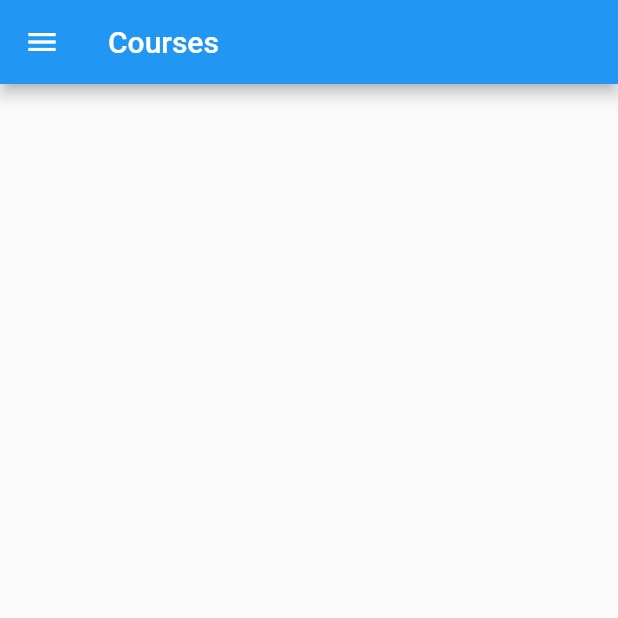
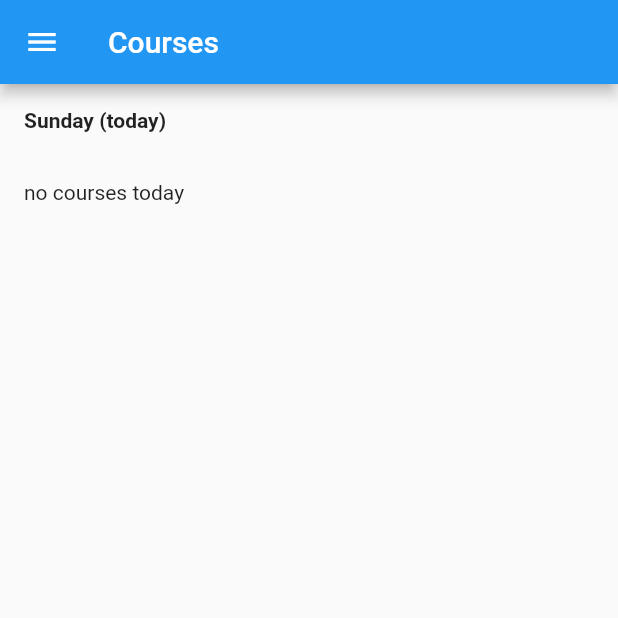
Before and after one commit to famoser/course-table, a Flutter app: the screen it shows after launch, on a phone screen of 412 x 824 dp, the top half of it. Run offline on Flutter 3.47's test engine with Material 2 defaults, Android fonts, the phone set to English and light mode, and no system bars; our stand-ins replace yaml.

Commit message:
add note when no courses, add header for weekday

```diff
--- a/lib/main copy.dart
+++ /dev/null
@@ -1,16 +0,0 @@
-import 'pages/course.dart';
-import 'package:flutter/material.dart';
-
-void main() => runApp(MyApp());
-
-class MyApp extends StatelessWidget {
-  @override
-  Widget build(BuildContext context) {
-    return MaterialApp(
-      title: 'Course Table',
-      theme:
-          ThemeData(primarySwatch: Colors.blue, accentColor: Colors.blueAccent),
-      home: CoursePage(title: 'Courses'),
-    );
-  }
-}
--- a/lib/pages/course.dart
+++ b/lib/pages/course.dart
@@ -82,8 +82,9 @@ class _CoursePageState extends State<CoursePage> {
     var result = List<ListTile>();
     for (var weekday in weekdays.keys) {
       var text = weekdays[weekday];
-      if (weekday == _today) {
-        text += " (today)";
+      var courseCount = _weeklies[weekday].length;
+      if (courseCount > 0) {
+        text += " (" + courseCount.toString() + ")";
       }
 
       result.add(ListTile(
@@ -98,17 +99,35 @@ class _CoursePageState extends State<CoursePage> {
     return result;
   }
 
-  List<Card> _displayWeeklies() {
+  List<Widget> _displayWeeklies() {
+    var header = weekdays[_selectedDay];
+    if (_selectedDay == _today) {
+      header += " (today)";
+    }
+
+    var result = List<Widget>();
+    result.add(new Padding(
+        padding: EdgeInsets.all(16.0),
+        child: new Text(
+          header,
+          style: TextStyle(fontWeight: FontWeight.bold),
+        )));
+
     var weeklies = _weeklies[_selectedDay];
+    if (weeklies.length == 0) {
+      result.add(new Padding(
+          padding: EdgeInsets.all(16.0),
+          child: new Text(
+            "no courses today"
+          )));
+    }
 
-    var result = List<Card>();
     for (var weekly in weeklies) {
       result.add(
         Card(
           elevation: 2,
           child: InkWell(
-            onTap: () {
-            },
+            onTap: () {},
             child: Padding(
               padding: const EdgeInsets.all(10),
               child: Column(
```
Also changed, not shown: 1 other file.
